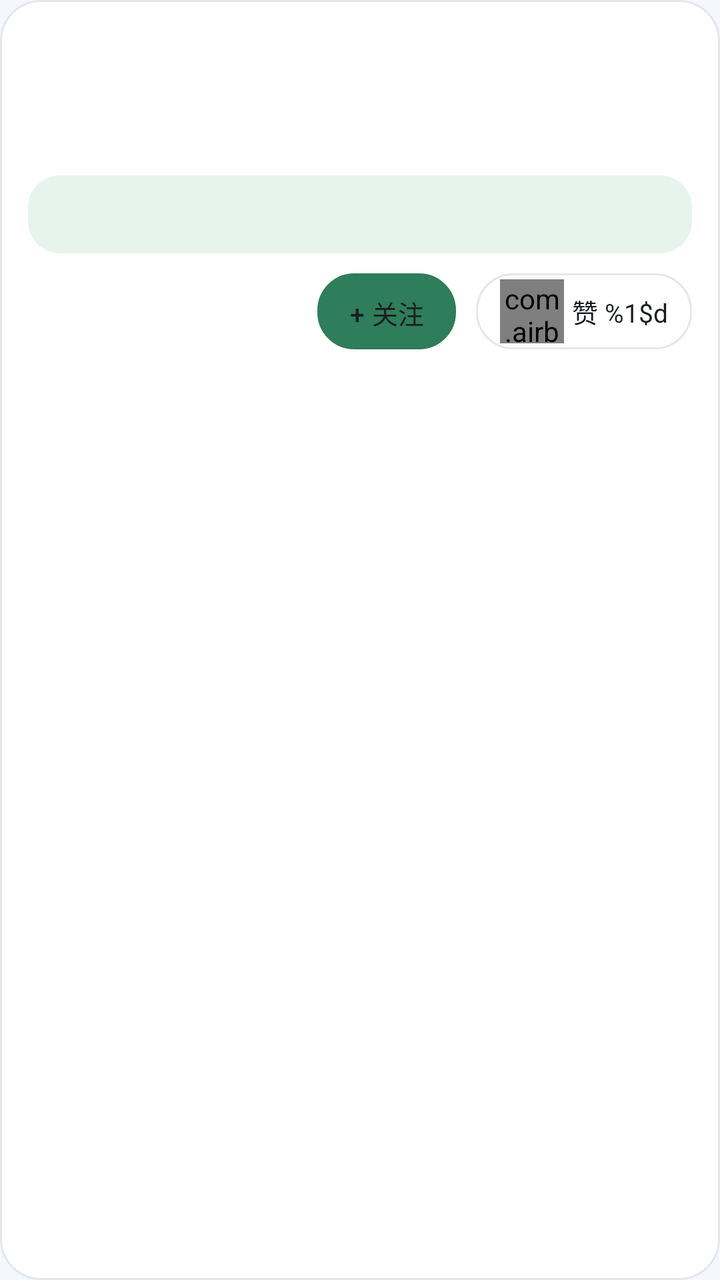
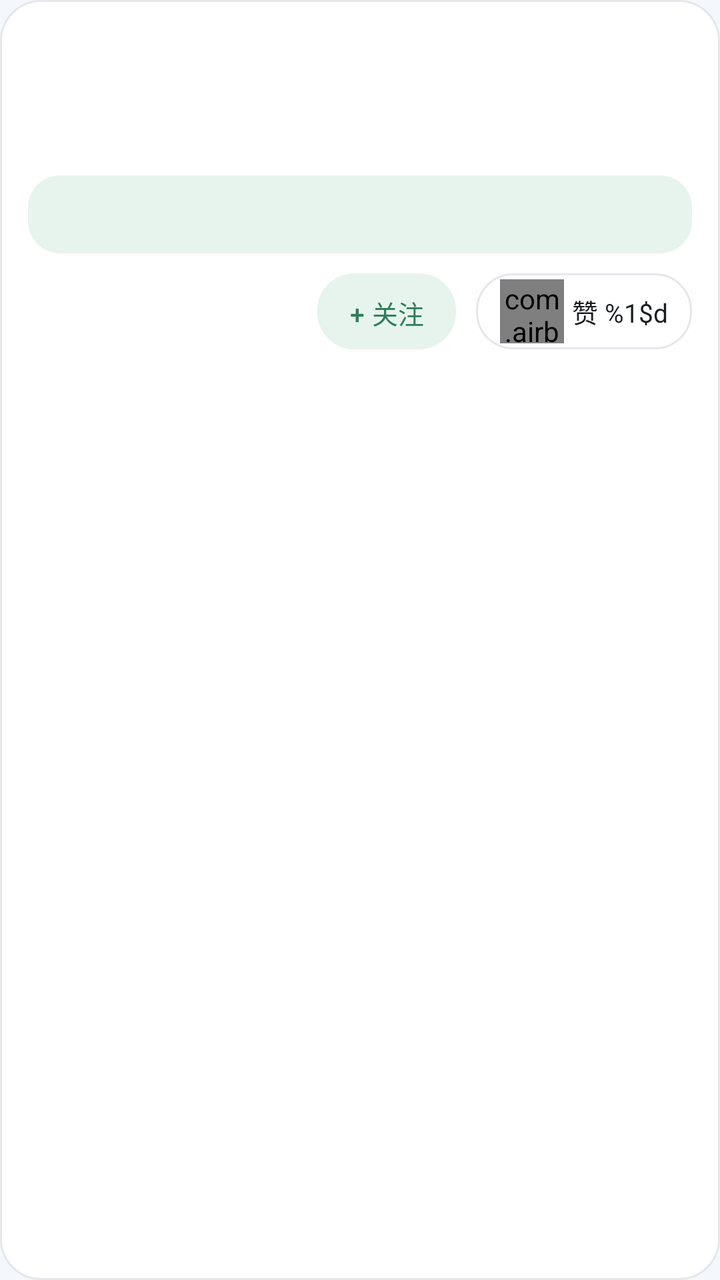

Screens rendered from an Android XML layout before and after an edit, with the pre-edit source and the edit as a unified diff.
<!-- AndroidManifest.xml: application theme Theme.FitnessCheckInApp -->
<!-- res/layout/item_feed.xml -->
<?xml version="1.0" encoding="utf-8"?>
<LinearLayout xmlns:android="http://schemas.android.com/apk/res/android"
    android:layout_width="match_parent"
    android:layout_height="wrap_content"
    android:layout_marginBottom="10dp"
    android:background="@drawable/bg_card"
    android:orientation="vertical"
    android:padding="14dp">

    
    <TextView
        android:id="@+id/tvFeedNickname"
        android:layout_width="wrap_content"
        android:layout_height="wrap_content"
        android:textColor="@color/primary_dark"
        android:textSize="16sp"
        android:textStyle="bold" />

    
    <TextView
        android:id="@+id/tvFeedSportInfo"
        android:layout_width="match_parent"
        android:layout_height="wrap_content"
        android:layout_marginTop="6dp"
        android:textColor="@color/text_primary"
        android:textSize="15sp" />

    
    <TextView
        android:id="@+id/tvFeedTime"
        android:layout_width="match_parent"
        android:layout_height="wrap_content"
        android:layout_marginTop="4dp"
        android:textColor="@color/text_secondary"
        android:textSize="13sp" />

    
    <TextView
        android:id="@+id/tvFeedRemark"
        android:layout_width="match_parent"
        android:layout_height="wrap_content"
        android:layout_marginTop="4dp"
        android:background="@drawable/bg_highlight"
        android:padding="10dp"
        android:textColor="@color/text_primary"
        android:textSize="14sp" />

    
    <LinearLayout
        android:layout_width="match_parent"
        android:layout_height="wrap_content"
        android:layout_marginTop="10dp"
        android:gravity="end"
        android:orientation="horizontal">

        <Button
            android:id="@+id/btnFeedFollow"
            android:layout_width="wrap_content"
            android:layout_height="38dp"
            android:layout_marginEnd="10dp"
            android:background="@drawable/bg_button_secondary"
            android:minWidth="0dp"
            android:paddingHorizontal="16dp"
            android:text="@string/feed_follow"
            android:textColor="@color/text_primary"
            android:textSize="13sp" />

        
        <LinearLayout
            android:id="@+id/btnFeedLike"
            android:layout_width="wrap_content"
            android:layout_height="38dp"
            android:background="@drawable/bg_button_secondary"
            android:gravity="center_vertical"
            android:minWidth="0dp"
            android:orientation="horizontal"
            android:paddingHorizontal="12dp">

            <com.airbnb.lottie.LottieAnimationView
                android:id="@+id/lottieHeart"
                android:layout_width="32dp"
                android:layout_height="32dp"
                xmlns:app="http://schemas.android.com/apk/res-auto"
                app:lottie_fileName="animations/heart.json" />

            <TextView
                android:id="@+id/tvLikeCount"
                android:layout_width="wrap_content"
                android:layout_height="wrap_content"
                android:layout_marginStart="4dp"
                android:text="@string/feed_like_count"
                android:textColor="@color/text_primary"
                android:textSize="13sp" />
        </LinearLayout>
    </LinearLayout>
</LinearLayout>
<!-- resources referenced by this layout -->
<resources>
  <color name="primary_dark">#FF1F5C42</color>
  <color name="text_primary">#FF1A1D1F</color>
  <color name="text_secondary">#FF6B7280</color>
  <!-- drawable bg_button_secondary (drawable) -->
  <?xml version="1.0" encoding="utf-8"?>
  <selector xmlns:android="http://schemas.android.com/apk/res/android">
      <item android:state_enabled="false">
          <shape>
              <solid android:color="@color/divider" />
              <corners android:radius="18dp" />
              <stroke
                  android:width="1dp"
                  android:color="@color/divider" />
          </shape>
      </item>
      <item>
          <shape>
              <solid android:color="@color/white" />
              <corners android:radius="18dp" />
              <stroke
                  android:width="1dp"
                  android:color="@color/divider" />
          </shape>
      </item>
  </selector>
  <!-- drawable bg_card (drawable) -->
  <?xml version="1.0" encoding="utf-8"?>
  <shape xmlns:android="http://schemas.android.com/apk/res/android">
      <solid android:color="@color/card_background" />
      <corners android:radius="20dp" />
      <stroke
          android:width="1dp"
          android:color="@color/divider" />
      <padding
          android:left="16dp"
          android:top="16dp"
          android:right="16dp"
          android:bottom="16dp" />
  </shape>
  <!-- drawable bg_highlight (drawable) -->
  <?xml version="1.0" encoding="utf-8"?>
  <shape xmlns:android="http://schemas.android.com/apk/res/android">
      <solid android:color="@color/secondary" />
      <corners android:radius="16dp" />
  </shape>
  <string name="feed_follow">+ 关注</string>
  <string name="feed_like_count">赞 %1$d</string>
  <style name="Theme.FitnessCheckInApp" parent="Base.Theme.FitnessCheckInApp" />
  <color name="divider">#FFE5E7EB</color>
  <color name="white">#FFFFFFFF</color>
  <color name="card_background">#FFFFFFFF</color>
  <color name="secondary">#FFE7F4EE</color>
  <style name="Base.Theme.FitnessCheckInApp" parent="Theme.Material3.DayNight.NoActionBar">
          <item name="android:windowBackground">@color/app_background</item>
          <item name="colorPrimary">@color/primary</item>
          <item name="colorPrimaryContainer">@color/secondary</item>
          <item name="android:statusBarColor">@color/primary_dark</item>
          <item name="android:navigationBarColor">@color/white</item>
          <item name="android:textColorPrimary">@color/text_primary</item>
          <item name="android:textColorSecondary">@color/text_secondary</item>
      </style>
  <color name="app_background">#FFF4F7FB</color>
  <color name="primary">#FF2E7D5B</color>
</resources>

<!-- the commit's change to res/layout/item_feed.xml (unified diff, before → after) -->
@@ -62,8 +62,10 @@
             android:minWidth="0dp"
             android:paddingHorizontal="16dp"
             android:text="@string/feed_follow"
-            android:textColor="@color/text_primary"
-            android:textSize="13sp" />
+            android:textColor="@color/primary"
+            android:textSize="13sp"
+            xmlns:app="http://schemas.android.com/apk/res-auto"
+            app:backgroundTint="@color/secondary" />
 
         
         <LinearLayout
